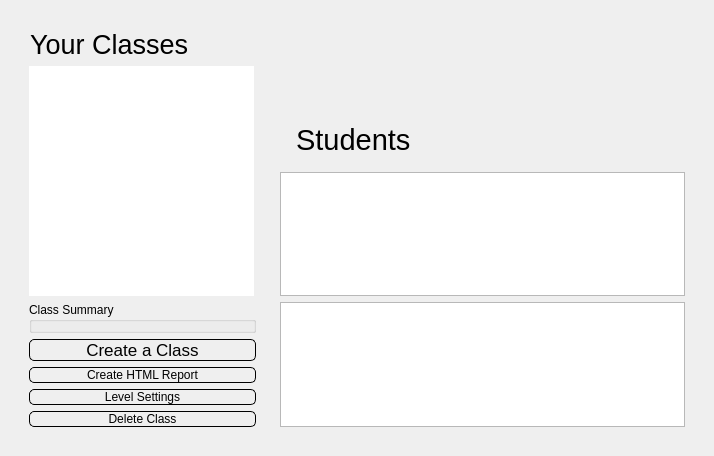
Old version of the form portal/src/adminpane.ui in the repository zfrye06/Loque.
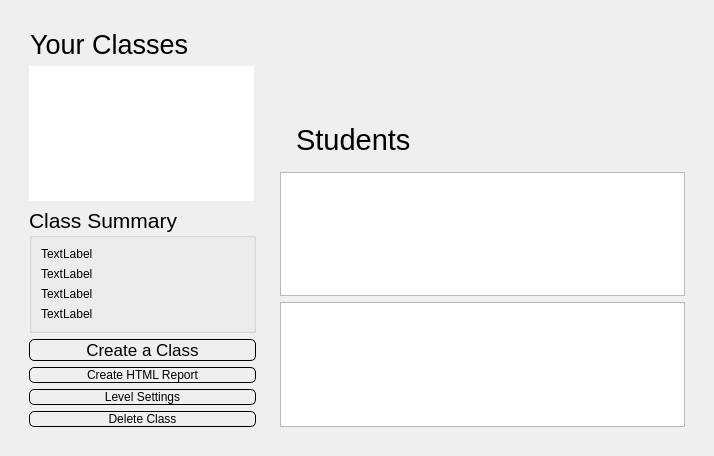
New version of the form. Icons and pictures are not drawn.

Commit message: fixed class summary

```diff
--- a/portal/src/adminpane.ui
+++ b/portal/src/adminpane.ui
@@ -70,9 +70,44 @@
               </item>
               <item>
                <widget class="QGroupBox" name="summaryBox">
+                <property name="font">
+                 <font>
+                  <pointsize>16</pointsize>
+                 </font>
+                </property>
                 <property name="title">
                  <string>Class Summary</string>
                 </property>
+                <layout class="QVBoxLayout" name="verticalLayout_8">
+                 <item>
+                  <widget class="QLabel" name="classIdLabel">
+                   <property name="text">
+                    <string>TextLabel</string>
+                   </property>
+                  </widget>
+                 </item>
+                 <item>
+                  <widget class="QLabel" name="classNameLabel">
+                   <property name="text">
+                    <string>TextLabel</string>
+                   </property>
+                  </widget>
+                 </item>
+                 <item>
+                  <widget class="QLabel" name="totalPointsLabel">
+                   <property name="text">
+                    <string>TextLabel</string>
+                   </property>
+                  </widget>
+                 </item>
+                 <item>
+                  <widget class="QLabel" name="totalTimeLabel">
+                   <property name="text">
+                    <string>TextLabel</string>
+                   </property>
+                  </widget>
+                 </item>
+                </layout>
                </widget>
               </item>
               <item>
```
The commit also changes 1 other file.
